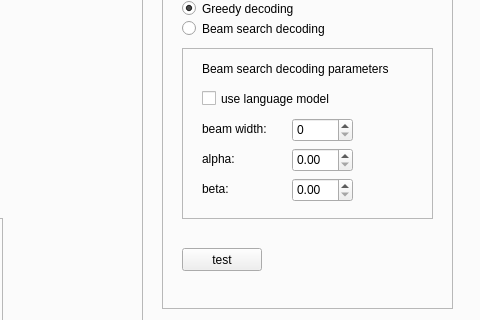
First picture: the form in app/views/main_window.ui, repository michaldudzisz/CTC-speech-recognition, before the edit; both pictures show x 370 to 850 and y 248 to 568 of the 850 by 705 pixel window.
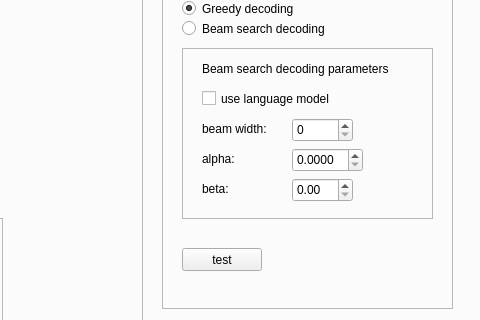
Second picture: the form after the edit. The open tabs and pages were chosen to show the change.

```diff
--- a/app/views/main_window.ui
+++ b/app/views/main_window.ui
@@ -750,10 +750,13 @@
          <rect>
           <x>110</x>
           <y>100</y>
-          <width>61</width>
+          <width>71</width>
           <height>24</height>
          </rect>
         </property>
+        <property name="decimals">
+         <number>4</number>
+        </property>
        </widget>
        <widget class="QDoubleSpinBox" name="betaSpin">
         <property name="geometry">
```
Left out of the diff: 2 changed lines with no effect on the pictures.
